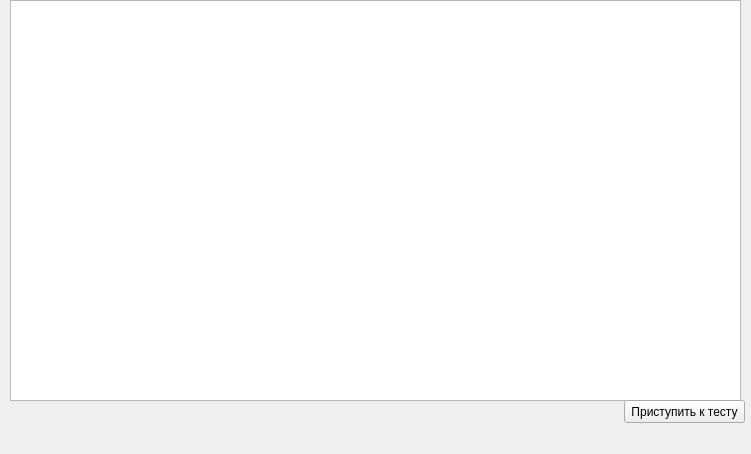
Old version of the form lab2/ui/WindowUi/lect.ui in the repository Serghom/Cvetkova.
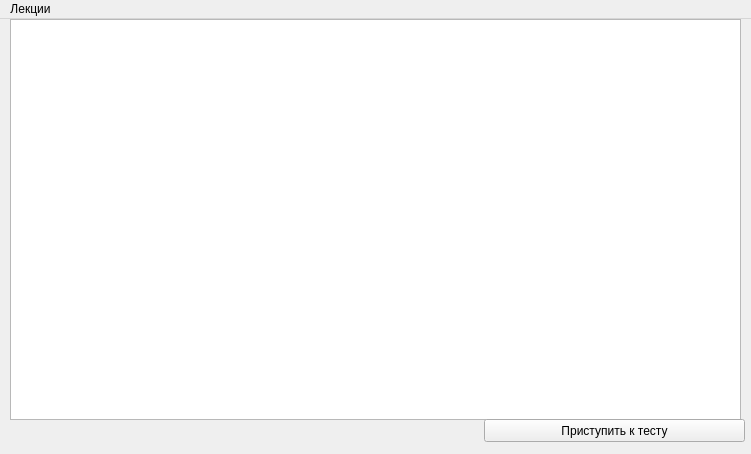
New version of the form.

What changed in the file:
```diff
--- a/lab2/ui/WindowUi/lect.ui
+++ b/lab2/ui/WindowUi/lect.ui
@@ -48,9 +48,9 @@
    <widget class="QPushButton" name="nextButton">
     <property name="geometry">
      <rect>
-      <x>624</x>
+      <x>484</x>
       <y>400</y>
-      <width>121</width>
+      <width>261</width>
       <height>23</height>
      </rect>
     </property>
@@ -68,6 +68,14 @@
      <height>21</height>
     </rect>
    </property>
+   <widget class="QMenu" name="menu">
+    <property name="title">
+     <string>Лекции</string>
+    </property>
+    <addaction name="testLectAction"/>
+    <addaction name="fillLectAction"/>
+   </widget>
+   <addaction name="menu"/>
   </widget>
  </widget>
  <resources/>
```
Left out of the diff: 10 changed lines with no effect on the pictures.
